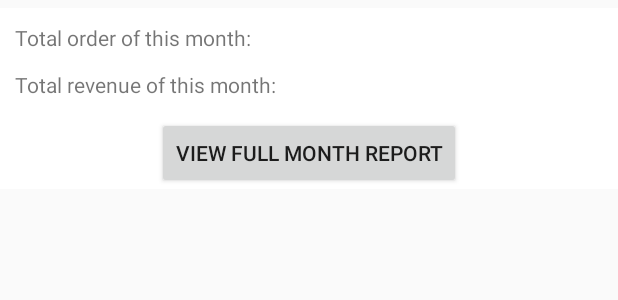
After one commit to ngdthanh2000/smart_food_court_system, an Android app: the layout month_header.xml on its own in the app's theme, with its tools: preview values and no code run, on a phone screen of 412 x 824 dp. The commit adds this screen. Shown: the top 300 px of the screen. Run offline under Robolectric (Android 15) with nearby library versions, the phone set to English and light mode, and no system bars; Roboto replaces fonts that are not available here.

Commit message:
Adding summary infos on top of each month.

```diff
--- a/Demo/app/src/main/res/layout/empty_month.xml
+++ b/Demo/app/src/main/res/layout/empty_month.xml
@@ -3,6 +3,7 @@
     xmlns:android="http://schemas.android.com/apk/res/android"
     xmlns:app="http://schemas.android.com/apk/res-auto"
     xmlns:tools="http://schemas.android.com/tools"
+    android:background="#ffffff"
     android:layout_width="match_parent"
     android:layout_height="match_parent">
 
--- /dev/null
+++ b/Demo/app/src/main/res/layout/month_header.xml
@@ -0,0 +1,82 @@
+<?xml version="1.0" encoding="utf-8"?>
+<LinearLayout
+    xmlns:android="http://schemas.android.com/apk/res/android"
+    android:layout_width="match_parent"
+    android:layout_height="wrap_content"
+    android:background="#ffffff"
+    android:layout_marginTop="5dp"
+    android:layout_marginBottom="10dp"
+    android:orientation="vertical">
+
+    <LinearLayout
+        android:layout_width="match_parent"
+        android:layout_height="wrap_content"
+        android:orientation="horizontal">
+
+        <TextView
+            android:layout_width="match_parent"
+            android:layout_height="match_parent"
+            android:textSize="14sp"
+            android:text="Total order of this month:"
+            android:layout_weight="1"
+            android:layout_marginTop="10dp"
+            android:layout_marginStart="10dp">
+
+        </TextView>
+
+        <TextView
+            android:id="@+id/monthOrderTextView"
+            android:layout_width="wrap_content"
+            android:layout_height="wrap_content"
+            android:layout_gravity="center"
+            android:layout_marginTop="2dp"
+            android:paddingRight="10dp"
+            android:text=""
+            android:textSize="22sp">
+
+        </TextView>
+
+    </LinearLayout>
+
+    <LinearLayout
+        android:layout_width="match_parent"
+        android:layout_height="wrap_content"
+        android:orientation="horizontal">
+
+        <TextView
+            android:layout_width="match_parent"
+            android:layout_height="match_parent"
+            android:textSize="14sp"
+            android:text="Total revenue of this month:"
+            android:layout_weight="1"
+            android:layout_marginTop="10dp"
+            android:layout_marginStart="10dp">
+
+        </TextView>
+
+        <TextView
+            android:id="@+id/monthRevenueTextView"
+            android:layout_width="wrap_content"
+            android:layout_height="wrap_content"
+            android:layout_gravity="center"
+            android:layout_marginTop="2dp"
+            android:paddingRight="10dp"
+            android:text=""
+            android:textSize="22sp">
+
+        </TextView>
+
+    </LinearLayout>
+
+    <Button
+        android:layout_width="wrap_content"
+        android:layout_height="wrap_content"
+        android:layout_gravity="center_horizontal"
+        android:layout_marginTop="10dp"
+        android:id="@+id/reportButton"
+        android:text="View full month report">
+
+    </Button>
+
+
+</LinearLayout>
```
Also changed, not shown: Demo/app/src/main/java/com/example/demo/ObjectAdapter.java (+92 -21 lines).
